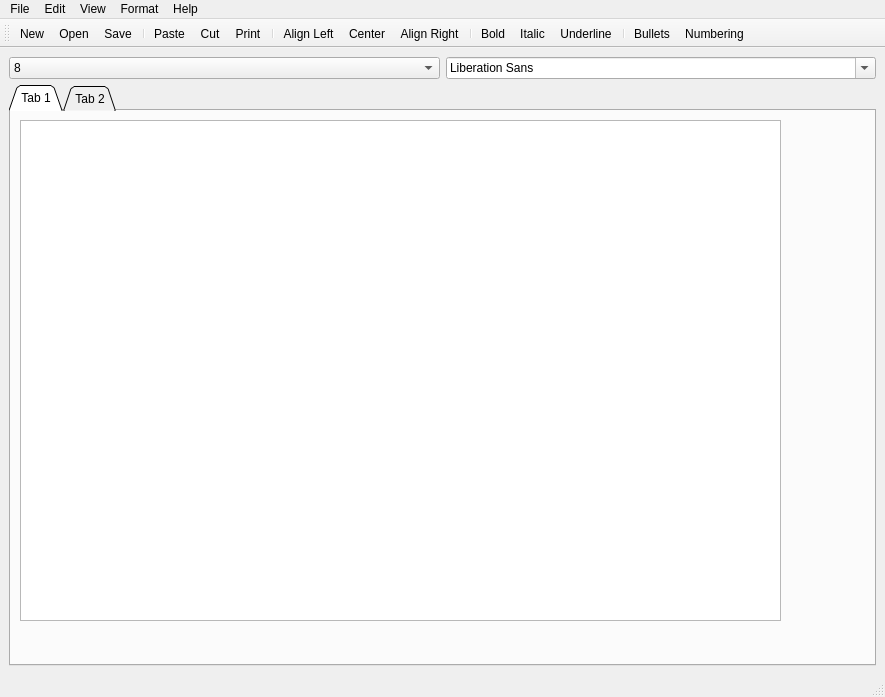
Old version of the form TextEditor/mainwindow.ui in the repository BryceCallender/TextEditor.
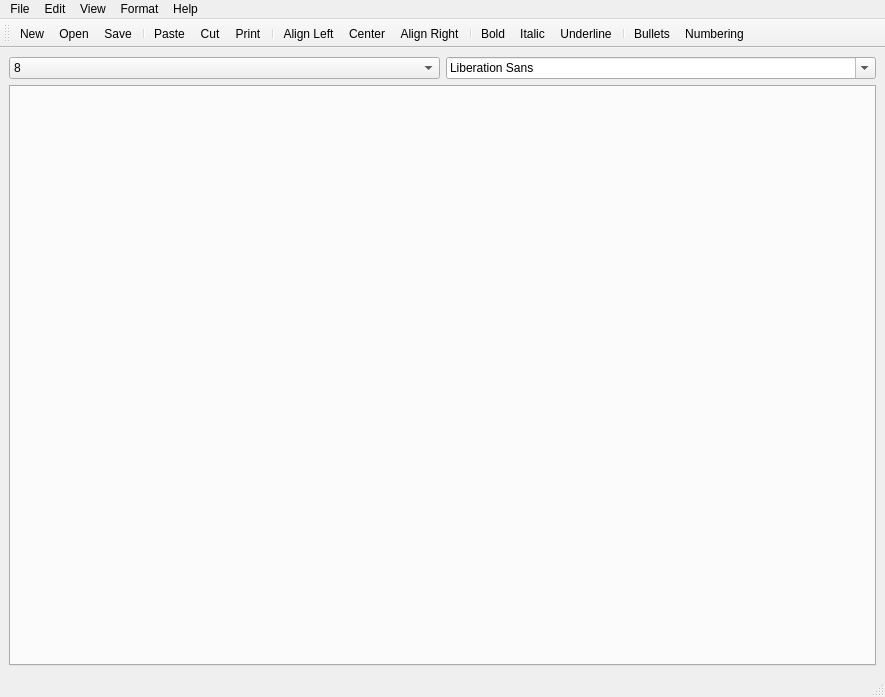
New version of the form. Icons and pictures are not drawn. Custom widgets are drawn as their Qt base class.

```diff
--- a/TextEditor/mainwindow.ui
+++ b/TextEditor/mainwindow.ui
@@ -110,7 +110,7 @@
        <enum>QTabWidget::North</enum>
       </property>
       <property name="tabShape">
-       <enum>QTabWidget::Triangular</enum>
+       <enum>QTabWidget::Rounded</enum>
       </property>
       <property name="currentIndex">
        <number>0</number>
@@ -121,35 +121,6 @@
       <property name="tabBarAutoHide">
        <bool>false</bool>
       </property>
-      <widget class="QWidget" name="tab">
-       <attribute name="title">
-        <string>Tab 1</string>
-       </attribute>
-       <widget class="QWidget" name="verticalLayoutWidget">
-        <property name="geometry">
-         <rect>
-          <x>9</x>
-          <y>9</y>
-          <width>761</width>
-          <height>501</height>
-         </rect>
-        </property>
-        <layout class="QVBoxLayout" name="verticalLayout">
-         <item>
-          <widget class="QTextEdit" name="textEdit">
-           <property name="cursor" stdset="0">
-            <cursorShape>ArrowCursor</cursorShape>
-           </property>
-          </widget>
-         </item>
-        </layout>
-       </widget>
-      </widget>
-      <widget class="QWidget" name="tab_2">
-       <attribute name="title">
-        <string>Tab 2</string>
-       </attribute>
-      </widget>
      </widget>
     </item>
    </layout>
```
Left out of the diff: 2 changed lines with no effect on the pictures.
